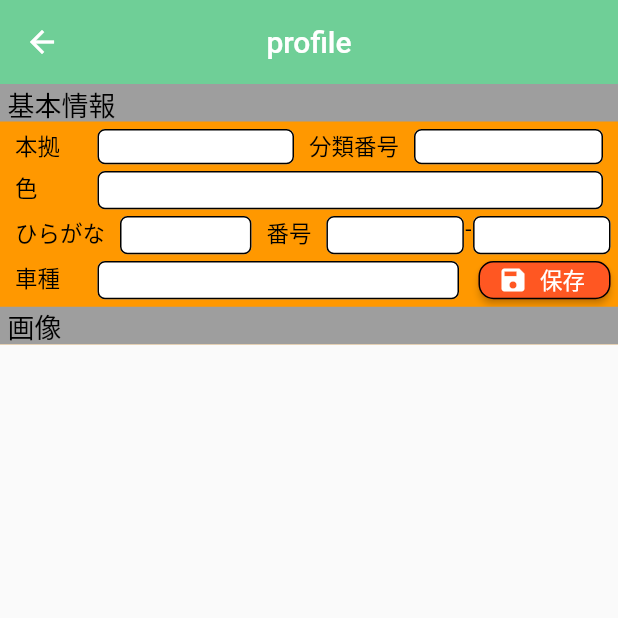
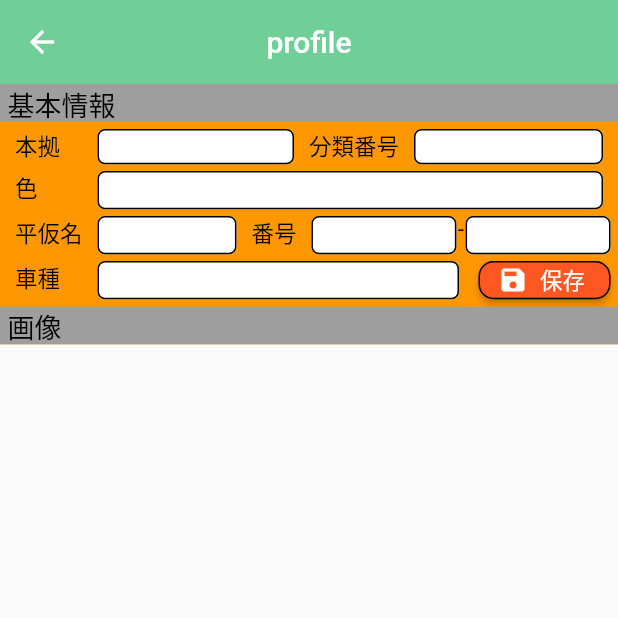
Before and after one commit to Nkoyama/CarOwnerConnect, a Flutter app: the ProfileMain screen opened directly, on a phone screen of 412 x 824 dp, the top half of it. Run offline on Flutter 3.47's test engine with Material 2 defaults, Android fonts, the light colour scheme and no system bars; our stand-ins replace flutter_slidable, sqflite; accounts and stored records are empty.

Commit message:
profile画面もtalk画面と同様に基本情報部分を修正

```diff
--- a/car_owner_connect/lib/pages/profileMain.dart
+++ b/car_owner_connect/lib/pages/profileMain.dart
@@ -1,5 +1,6 @@
 import 'package:flutter/material.dart';
 import 'package:flutter/services.dart';
+import '../import/globalConstant.dart' as gc;
 import '../import/header.dart';
 
 class ProfileMain extends StatelessWidget {
@@ -15,7 +16,27 @@ class ProfileMain extends StatelessWidget {
   }
 }
 
-class ProfileMainPage extends StatelessWidget {
+class ProfileMainPage extends StatefulWidget {
+  ProfileMainPage({Key key}) : super(key: key);
+
+  @override
+  ProfileMainPageState createState() => new ProfileMainPageState();
+}
+
+class ProfileMainPageState extends State<ProfileMainPage> {
+  List<String> placeList = gc.placeList;
+  List<String> colorList = gc.colorList;
+  List<String> numberList_1 = gc.numberList_1;
+  List<String> numberList_2 = gc.numberList_2;
+
+  String selectedPlace = "本拠選択";
+  String classificationNumber = "";
+  String selectedColor = "色を選択してください。";
+  String hiragana = "";
+  String selectedNumber_1 = "";
+  String selectedNumber_2 = "";
+  String vehicleType = "";
+
   @override
   Widget build(BuildContext context) {
     return SingleChildScrollView(
@@ -177,7 +198,7 @@ class ProfileMainPage extends StatelessWidget {
               Container(
                 padding: EdgeInsets.only(left:10.0, right:5.0, top:3.0, bottom:1.5),
                 child: Text(
-                  "ひらがな",
+                  "平仮名",
                   style: TextStyle(
                     color: Colors.black,
                     fontSize: 15.0
```
